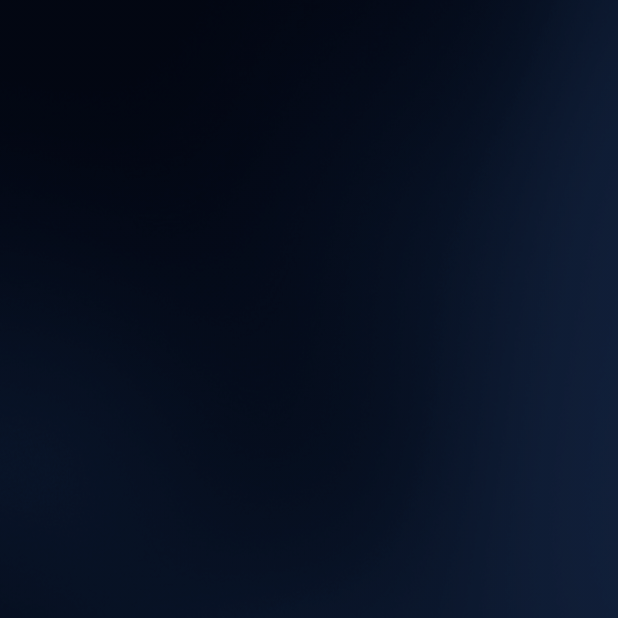
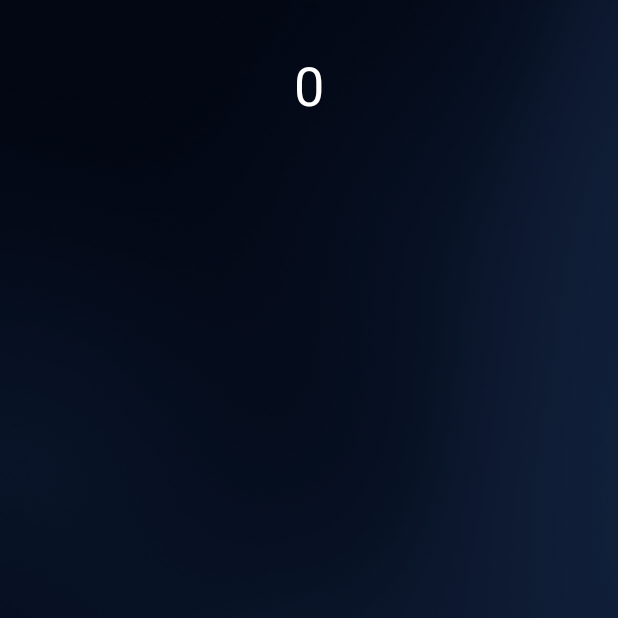
Before and after one commit to Nightingale1997/Monitored-Wellbeing, an Android app: the fragment ChallengeFragment shown on its own in the app's theme, on a phone screen of 412 x 824 dp, the top half of it. Run offline under Robolectric (Android 15) with nearby library versions, the phone set to English and light mode, and no system bars; our stand-ins replace Firebase (no records; nobody signed in at launch, a user with empty details on screens opened directly), data binding.

Commit message:
Read and write points to database

```diff
--- a/app/build.gradle
+++ b/app/build.gradle
@@ -22,7 +22,7 @@ android {
     compileSdkVersion 29
     defaultConfig {
         applicationId "com.ciu196.android.monitored_wellbeing"
-        minSdkVersion 19
+        minSdkVersion 22
         targetSdkVersion 29
         versionCode 1
         versionName "1.0"
@@ -60,10 +60,11 @@ dependencies {
     implementation 'androidx.navigation:navigation-fragment-ktx:2.1.0'
     implementation "androidx.navigation:navigation-ui-ktx:2.1.0"
     implementation 'androidx.preference:preference-ktx:1.1.0'
-    implementation 'com.firebaseui:firebase-ui-auth:5.0.0'
+
     implementation "org.jetbrains.kotlin:kotlin-stdlib-jdk7:$kotlin_version"
     implementation platform('com.google.firebase:firebase-bom:25.12.0')
     implementation 'com.google.firebase:firebase-analytics-ktx'
+    implementation 'com.firebaseui:firebase-ui-auth:5.0.0'
     testImplementation 'junit:junit:4.12'
     implementation fileTree(dir: 'libs', include: ['*.jar'])
     implementation 'androidx.appcompat:appcompat:1.1.0'
@@ -72,6 +73,10 @@ dependencies {
     testImplementation 'junit:junit:4.13'
     androidTestImplementation 'androidx.test.ext:junit:1.1.1'
     androidTestImplementation 'androidx.test.espresso:espresso-core:3.2.0'
+
+    // Declare the dependency for the Realtime Database library
+    // When using the BoM, you don't specify versions in Firebase library dependencies
+    implementation 'com.google.firebase:firebase-database-ktx'
 }
 
 apply plugin: 'com.google.gms.google-services'
--- a/app/src/main/java/com/ciu196/android/monitored_wellbeing/ChallengeFragment.kt
+++ b/app/src/main/java/com/ciu196/android/monitored_wellbeing/ChallengeFragment.kt
@@ -1,6 +1,8 @@
 package com.ciu196.android.monitored_wellbeing
 
+import User
 import android.os.Bundle
+import android.util.Log
 import android.view.LayoutInflater
 import android.view.View
 import android.view.ViewGroup
@@ -9,13 +11,24 @@ import androidx.fragment.app.Fragment
 import androidx.fragment.app.viewModels
 import androidx.navigation.fragment.findNavController
 import com.ciu196.android.monitored_wellbeing.databinding.FragmentChallengeBinding
-import com.ciu196.android.monitored_wellbeing.databinding.FragmentLoginBinding
-import com.ciu196.android.monitored_wellbeing.databinding.FragmentMainBinding
-import com.firebase.ui.auth.AuthUI
 import com.google.firebase.auth.FirebaseAuth
-import kotlin.math.log
+import com.google.firebase.database.DataSnapshot
+import com.google.firebase.database.DatabaseError
+import com.google.firebase.database.DatabaseReference
+import com.google.firebase.database.ValueEventListener
+import com.google.firebase.database.ktx.database
+import com.google.firebase.database.ktx.getValue
+import com.google.firebase.ktx.Firebase
 
 class ChallengeFragment : Fragment() {
+    companion object {
+        const val TAG = "ChallengeFragment"
+    }
+
+
+    // Write a message to the database
+    private lateinit var database: DatabaseReference
+// ...
 
     // Get a reference to the ViewModel scoped to this Fragment
     private val viewModel by viewModels<LoginViewModel>()
@@ -24,7 +37,25 @@ class ChallengeFragment : Fragment() {
     override fun onCreateView(
         inflater: LayoutInflater, container: ViewGroup?, savedInstanceState: Bundle?
     ): View? {
+        database = Firebase.database.getReference()
 
+        database.child("users").child(FirebaseAuth.getInstance().currentUser!!.uid).addListenerForSingleValueEvent(
+            object : ValueEventListener {
+                override fun onDataChange(dataSnapshot: DataSnapshot) {
+                    val user: User? = dataSnapshot.getValue(User::class.java)
+                    if (user != null){
+                        val name: String? = user.name // "John Doe"
+                        val points: Int? = user.points // "Texas"
+                        binding.userPoints.text = points.toString()
+                    }
+                    else{
+                        writeNewUser( FirebaseAuth.getInstance().currentUser!!.uid, FirebaseAuth.getInstance().currentUser!!.displayName!!, 0)
+                    }
+
+                }
+
+                override fun onCancelled(databaseError: DatabaseError) {}
+            })
 
         binding = DataBindingUtil.inflate(inflater, R.layout.fragment_challenge, container, false)
         binding.checkinButton.setOnClickListener {
@@ -35,9 +66,17 @@ class ChallengeFragment : Fragment() {
     }
 
 
+    private fun writeNewUser(userId: String, name: String, points: Int?) {
+        val user = User(name, points)
+        database.child("users").child(userId).setValue(user)
+    }
+
     /**
      * Observes the authentication state and changes the UI accordingly.
      * If there is a logged in user: (1) show a logout button and (2) display their name.
      * If there is no logged in user: show a login button
      */
+
+    // Read from the database
+
 }
--- /dev/null
+++ b/app/src/main/java/com/ciu196/android/monitored_wellbeing/User.kt
@@ -0,0 +1,7 @@
+import com.google.firebase.database.IgnoreExtraProperties
+
+@IgnoreExtraProperties
+data class User(
+    var name: String? = "",
+    var points: Int? = 0
+)
--- a/app/src/main/res/layout/fragment_challenge.xml
+++ b/app/src/main/res/layout/fragment_challenge.xml
@@ -19,5 +19,17 @@
             app:layout_constraintBottom_toBottomOf="parent"
             app:layout_constraintEnd_toEndOf="parent"
             app:layout_constraintStart_toStartOf="parent" />
+
+        <TextView
+            android:id="@+id/userPoints"
+            android:layout_width="wrap_content"
+            android:layout_height="wrap_content"
+            android:layout_marginTop="32dp"
+            android:text="0"
+            android:textColor="@color/white"
+            android:textSize="36sp"
+            app:layout_constraintEnd_toEndOf="parent"
+            app:layout_constraintStart_toStartOf="parent"
+            app:layout_constraintTop_toTopOf="parent" />
     </androidx.constraintlayout.widget.ConstraintLayout>
 </layout>
```
